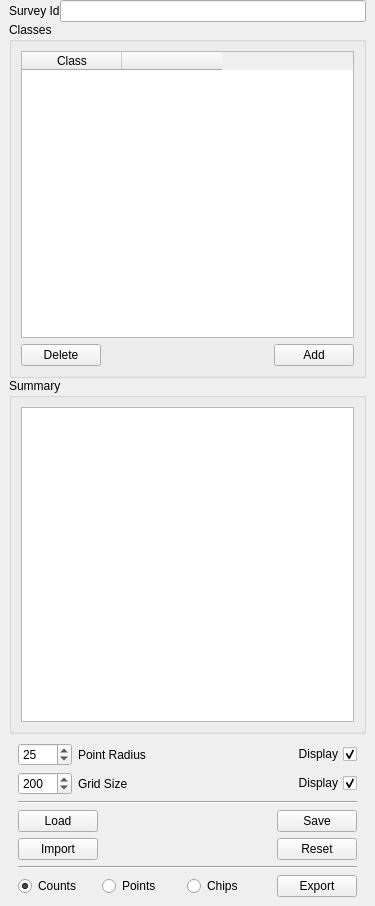
This is ddg/point_widget.ui in persts/DotDotGoose as Qt 5 draws it before an edit. The edited form follows.
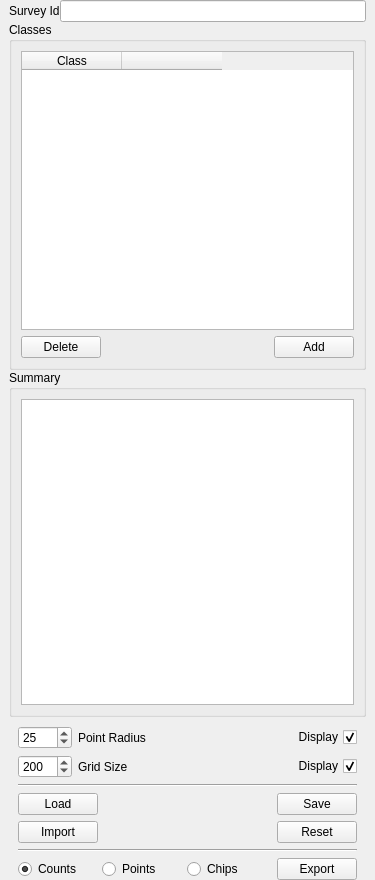
This is the edited form. Icons and pictures are not drawn.

Commit message: minor gui enhancements load folder and zoom controls

Patch:
```diff
--- a/ddg/point_widget.ui
+++ b/ddg/point_widget.ui
@@ -7,7 +7,7 @@
     <x>0</x>
     <y>0</y>
     <width>375</width>
-    <height>906</height>
+    <height>880</height>
    </rect>
   </property>
   <property name="windowTitle">
@@ -150,6 +150,12 @@
    <item>
     <widget class="QFrame" name="frame_2">
      <layout class="QVBoxLayout" name="verticalLayout_3">
+      <property name="topMargin">
+       <number>9</number>
+      </property>
+      <property name="bottomMargin">
+       <number>0</number>
+      </property>
       <item>
        <layout class="QGridLayout" name="gridLayout">
         <item row="0" column="0">
```
The commit also changes 6 other files.
